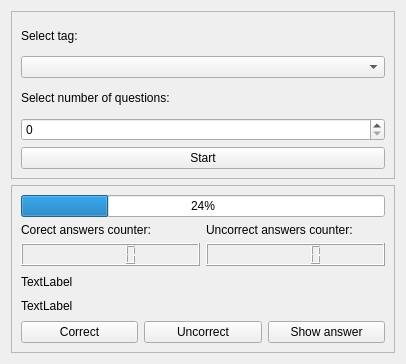
Qt form Views/learnview.ui (ArkadiuszStanislawLega/Flashcards_Qt) before a commit.
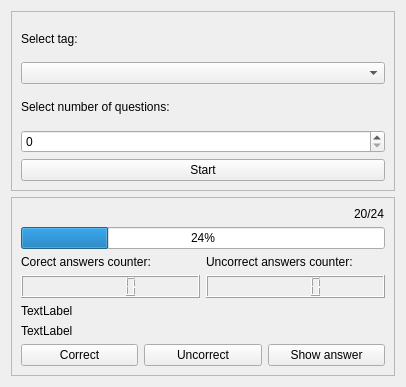
The same form after that commit.

```diff
--- a/Views/learnview.ui
+++ b/Views/learnview.ui
@@ -7,7 +7,7 @@
     <x>0</x>
     <y>0</y>
     <width>406</width>
-    <height>364</height>
+    <height>387</height>
    </rect>
   </property>
   <property name="windowTitle">
@@ -68,6 +68,13 @@
         <enum>QFrame::Raised</enum>
        </property>
        <layout class="QVBoxLayout" name="verticalLayout_8">
+        <item alignment="Qt::AlignRight">
+         <widget class="QLabel" name="l_questions_counter">
+          <property name="text">
+           <string>20/24</string>
+          </property>
+         </widget>
+        </item>
         <item>
          <widget class="QProgressBar" name="pb_answers">
           <property name="value">
```
